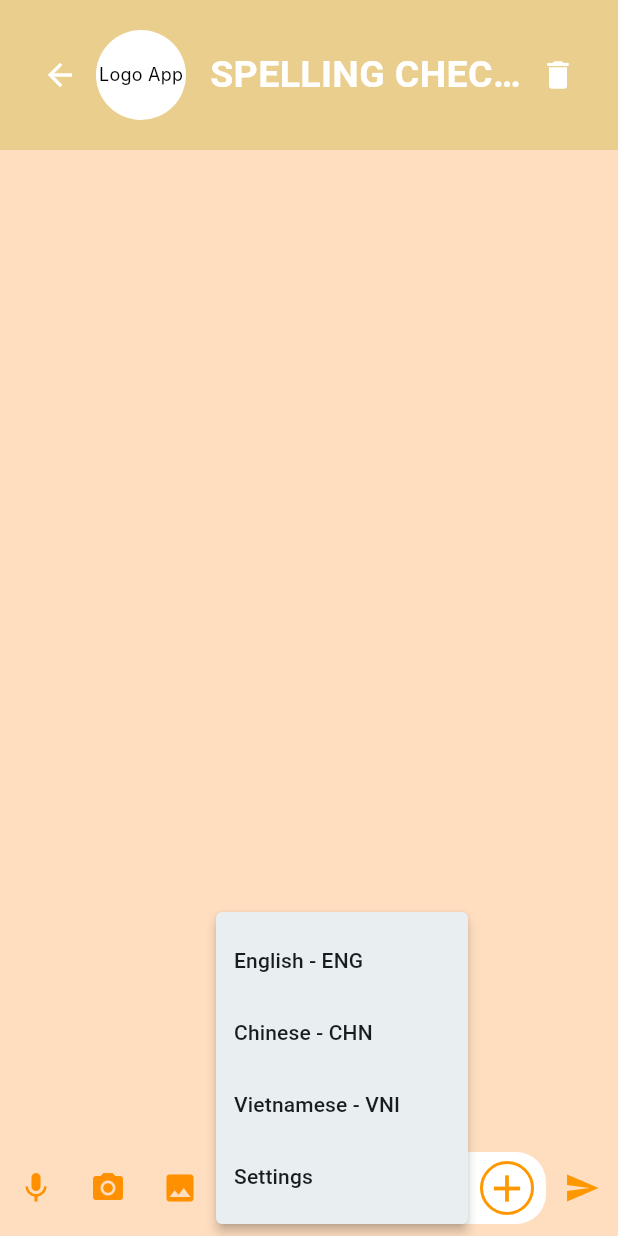
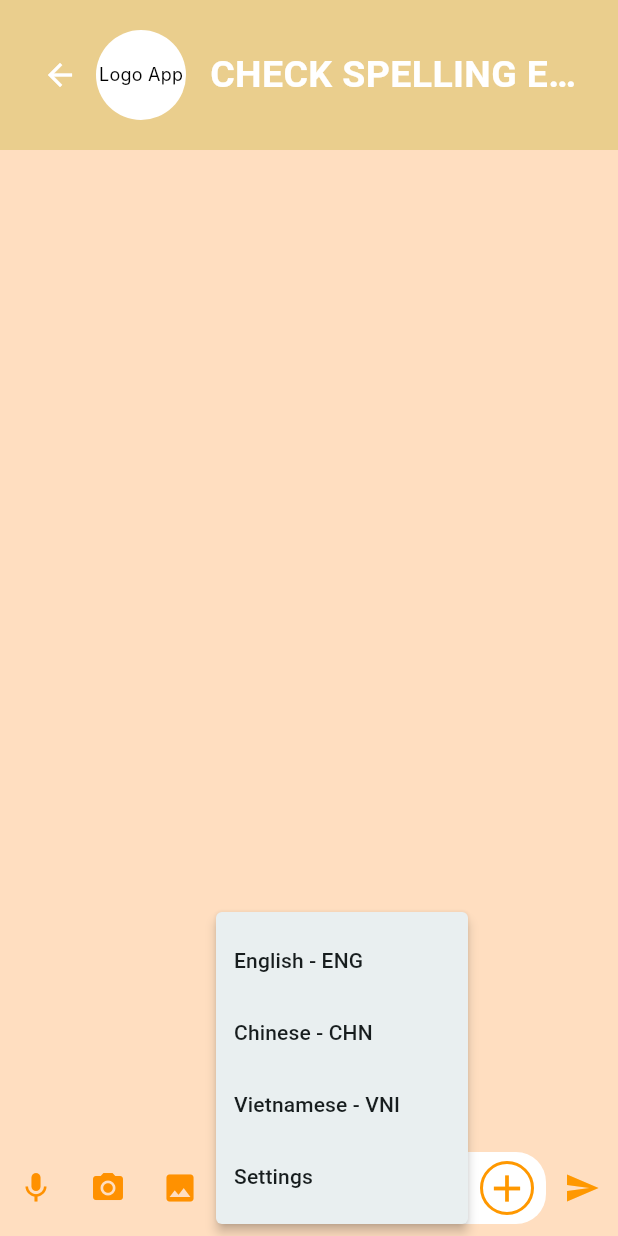
Before and after one commit to Nguyen-Van-Truong/EnglishApp, a Flutter app: the CheckSpellingErrorPage screen opened directly, item 4 of the bottom bar chosen, on a phone screen of 412 x 824 dp. Run offline on Flutter 3.47's test engine with Material 3 defaults, Android fonts, the phone set to English and light mode, and no system bars; our stand-ins replace hexcolor, image_cropper, image_picker, permission_handler, sqflite; missing offline and left inert: color_type_converter, flutter_client_sse, flutter_webrtc, google_mlkit_text_recognition; accounts and stored records are empty; Roboto replaces fonts that are missing (Inter, Poppins).

Commit message:
fix check_spelling_error_page.dart

```diff
--- a/lib/src/presentation/pages/chatbot_page.dart
+++ b/lib/src/presentation/pages/chatbot_page.dart
@@ -1,3 +1,4 @@
+// lib/src/presentation/pages/chatbot_page.dart
 import 'dart:io';
 import 'package:flutter/material.dart';
 import 'package:provider/provider.dart';
--- a/lib/src/presentation/pages/check_spelling_error_page.dart
+++ b/lib/src/presentation/pages/check_spelling_error_page.dart
@@ -7,8 +7,7 @@ import 'package:image_cropper/image_cropper.dart';
 import 'package:permission_handler/permission_handler.dart';
 import 'package:englishapp/src/theme/theme_provider.dart';
 import 'package:englishapp/src/theme/colors.dart';
-import 'package:englishapp/src/services/check_spelling_service.dart';
-import 'package:englishapp/src/database/database_helper.dart';
+import 'package:englishapp/src/services/typo_service.dart';
 
 class CheckSpellingErrorPage extends StatefulWidget {
   @override
@@ -17,82 +16,9 @@ class CheckSpellingErrorPage extends StatefulWidget {
 
 class _CheckSpellingErrorPageState extends State<CheckSpellingErrorPage> {
   final ImagePicker _picker = ImagePicker();
-  late CheckSpellingService checkSpellingService;
+  final TypoService typoService = TypoService(baseUrl: 'http://35.184.119.129:8550');
   final TextEditingController _textController = TextEditingController();
   List<Map<String, dynamic>> messages = [];
-  bool isResponding = false;
-  bool isStopping = false; // New flag to control stopping
-  late DatabaseHelper _dbHelper;
-
-  @override
-  void initState() {
-    super.initState();
-    _dbHelper = DatabaseHelper();
-    checkSpellingService = CheckSpellingService(baseUrl: 'http://35.184.119.129:8580');
-    _initializeCheckSpellingService();
-    _loadMessages(); // Tải lịch sử cuộc trò chuyện khi khởi động ứng dụng
-  }
-
-  void _initializeCheckSpellingService() {
-    checkSpellingService.listenToSSE(_handleSSEEvent);
-  }
-
-  @override
-  void dispose() {
-    checkSpellingService.dispose();
-    super.dispose();
-  }
-
-  Future<void> _loadMessages() async {
-    List<Map<String, dynamic>> loadedMessages = await _dbHelper.getMessages();
-    setState(() {
-      messages = List<Map<String, dynamic>>.from(loadedMessages);
-    });
-  }
-
-  Future<void> _saveMessage(Map<String, dynamic> message) async {
-    await _dbHelper.insertMessage(message);
-  }
-
-  Future<void> _clearMessages() async {
-    await _dbHelper.clearMessages();
-    setState(() {
-      messages.clear();
-    });
-  }
-
-  void _handleSSEEvent(String event) {
-    if (isStopping) {
-      return;
-    }
-    setState(() {
-      if (event == '[END_STREAM_SSE\n]' || event.trim() == '[END_STREAM_SSE]') {
-        print('Output:' + messages.last['message']);
-        _stopResponding();
-        _saveMessage(messages.last);
-        return;
-      }
-
-      if (messages.isEmpty || messages.last['isUser']) {
-        Map<String, dynamic> botMessage = {
-          'message': '',
-          'isUser': false,
-          'time': _getCurrentTime()
-        };
-        messages.add(botMessage);
-      }
-
-      String currentEvent = event;
-
-      if (currentEvent.startsWith('  ')) {
-        currentEvent = currentEvent.trim();
-        messages.last['message'] += ' ' + currentEvent;
-      } else {
-        messages.last['message'] += currentEvent.trim();
-      }
-
-    });
-  }
 
   Future<void> _pickImage(BuildContext context, ImageSource source) async {
     final XFile? pickedFile = await _picker.pickImage(source: source);
@@ -108,7 +34,6 @@ class _CheckSpellingErrorPageState extends State<CheckSpellingErrorPage> {
         setState(() {
           messages.add(imageMessage);
         });
-        _saveMessage(imageMessage);
       }
     }
   }
@@ -163,43 +88,22 @@ class _CheckSpellingErrorPageState extends State<CheckSpellingErrorPage> {
     }
   }
 
+  Future<void> _fixTypos(BuildContext context, String id, String submission) async {
+    try {
+      final result = await typoService.fixTypos(id, submission);
+      setState(() {
+        messages.add({'message': result, 'isUser': false, 'time': _getCurrentTime()});
+      });
+    } catch (e) {
+      ScaffoldMessenger.of(context).showSnackBar(
+        SnackBar(content: Text('Error: $e')),
+      );
+    }
+  }
+
   String _getCurrentTime() {
     final now = DateTime.now();
     return '${now.hour}:${now.minute.toString().padLeft(2, '0')}';
-  }
-
-  void _stopResponding() {
-    setState(() {
-      isResponding = false;
-      isStopping = false; // Reset stopping flag when stopped
-    });
-  }
-
-  void _sendMessage(String message) {
-    Map<String, dynamic> userMessage = {
-      'message': message,
-      'isUser': true,
-      'time': _getCurrentTime()
-    };
-    setState(() {
-      isResponding = true; // Set isResponding to true immediately when sending message
-      isStopping = false; // Ensure stopping is reset
-      messages.add(userMessage);
-      _textController.clear();
-    });
-    _saveMessage(userMessage);
-    checkSpellingService.sendMessage(message);
-    print('Input: $message');
-  }
-
-  void _stopMessage() {
-    setState(() {
-      isStopping = true; // Set isStopping to true to stop processing events
-      _stopResponding(); // Call stop responding to update UI
-    });
-    checkSpellingService.dispose(); // Dispose the current checkSpelling service to stop receiving events
-    checkSpellingService = CheckSpellingService(baseUrl: 'http://35.184.119.129:8580'); // Reinitialize checkSpelling service for future use
-    _initializeCheckSpellingService(); // Listen to new events
   }
 
   @override
@@ -208,12 +112,11 @@ class _CheckSpellingErrorPageState extends State<CheckSpellingErrorPage> {
     final themeIndex = themeProvider.themeIndex;
 
     return Scaffold(
-      backgroundColor: AppColors.getColor(themeIndex, 'pageAndFooterBackgroundCenterCheckSpelling'),
+      backgroundColor: AppColors.getColor(themeIndex, 'pageAndFooterBackgroundCenterChatbot'),
       body: Column(
         children: [
-          CheckSpellingHeader(
+          CheckSpellingErrorHeader(
             themeIndex: themeIndex,
-            onClearPressed: _clearMessages, // Add the clear button handler
           ),
           Expanded(
             child: ListView.builder(
@@ -225,13 +128,13 @@ class _CheckSpellingErrorPageState extends State<CheckSpellingErrorPage> {
                 return Column(
                   crossAxisAlignment: message['isUser'] ? CrossAxisAlignment.end : CrossAxisAlignment.start,
                   children: [
-                    if (showTime) _buildTimeText(message['time'] ?? '', themeIndex),
+                    if (showTime) _buildTimeText(message['time'], themeIndex),
                     if (message.containsKey('image') && message['image'] != null)
                       _buildImageBubble(message['image'], message['isUser'] ? Alignment.centerRight : Alignment.centerLeft),
                     if (!message.containsKey('image') || message['image'] == null)
                       _buildMessageBubble(
                         context,
-                        message['message'] ?? '',
+                        message['message'],
                         message['isUser']
                             ? AppColors.getColor(themeIndex, 'messageUserBackground')
                             : AppColors.getColor(themeIndex, 'messageBotBackground'),
@@ -244,7 +147,7 @@ class _CheckSpellingErrorPageState extends State<CheckSpellingErrorPage> {
               },
             ),
           ),
-          CheckSpellingFooter(
+          CheckSpellingErrorFooter(
             themeIndex: themeIndex,
             textController: _textController,
             onMicroPressed: () {
@@ -261,13 +164,16 @@ class _CheckSpellingErrorPageState extends State<CheckSpellingErrorPage> {
               await _pickImage(context, ImageSource.gallery);
             },
             onSendPressed: () async {
-              if (isResponding) {
-                _stopMessage(); // Stop message if currently responding
-              } else if (_textController.text.isNotEmpty) {
-                _sendMessage(_textController.text);
+              if (_textController.text.isNotEmpty) {
+                final userMessage = _textController.text;
+                final currentTime = _getCurrentTime();
+                setState(() {
+                  messages.add({'message': userMessage, 'isUser': true, 'time': currentTime});
+                  _textController.clear();
+                });
+                await _fixTypos(context, 'unique_id', userMessage);
               }
             },
-            isResponding: isResponding,
           ),
         ],
       ),
@@ -332,11 +238,10 @@ class _CheckSpellingErrorPageState extends State<CheckSpellingErrorPage> {
   }
 }
 
-class CheckSpellingHeader extends StatelessWidget {
+class CheckSpellingErrorHeader extends StatelessWidget {
   final int themeIndex;
-  final VoidCallback onClearPressed;
 
-  const CheckSpellingHeader({Key? key, required this.themeIndex, required this.onClearPressed}) : super(key: key);
+  const CheckSpellingErrorHeader({Key? key, required this.themeIndex}) : super(key: key);
 
   @override
   Widget build(BuildContext context) {
@@ -368,7 +273,7 @@ class CheckSpellingHeader extends StatelessWidget {
           SizedBox(width: 16),
           Expanded(
             child: Text(
-              'SPELLING CHECKER',
+              'CHECK SPELLING ERROR',
               style: TextStyle(
                 color: Colors.white,
                 fontSize: 25,
@@ -378,26 +283,21 @@ class CheckSpellingHeader extends StatelessWidget {
               overflow: TextOverflow.ellipsis,
             ),
           ),
-          IconButton(
-            icon: Icon(Icons.delete, color: Colors.white),
-            onPressed: onClearPressed,
-          ),
         ],
       ),
     );
   }
 }
 
-class CheckSpellingFooter extends StatefulWidget {
+class CheckSpellingErrorFooter extends StatelessWidget {
   final int themeIndex;
   final TextEditingController textController;
   final VoidCallback onMicroPressed;
   final VoidCallback onCameraPressed;
   final VoidCallback onGalleryPressed;
   final VoidCallback onSendPressed;
-  final bool isResponding;
 
-  const CheckSpellingFooter({
+  const CheckSpellingErrorFooter({
     Key? key,
     required this.themeIndex,
     required this.textController,
@@ -405,37 +305,29 @@ class CheckSpellingFooter extends StatefulWidget {
     required this.onCameraPressed,
     required this.onGalleryPressed,
     required this.onSendPressed,
-    required this.isResponding,
   }) : super(key: key);
-
-  @override
-  _CheckSpellingFooterState createState() => _CheckSpellingFooterState();
-}
-
-class _CheckSpellingFooterState extends State<CheckSpellingFooter> {
-  String languageIconText = 'VNI';
 
   @override
   Widget build(BuildContext context) {
     return Container(
-      color: AppColors.getColor(widget.themeIndex, 'pageAndFooterBackgroundCenterCheckSpelling'),
+      color: AppColors.getColor(themeIndex, 'pageAndFooterBackgroundCenterChatbot'),
       padding: EdgeInsets.symmetric(vertical: 8, horizontal: 0),
       child: Row(
         children: [
           IconButton(
             icon: Icon(Icons.mic),
-            color: AppColors.getColor(widget.themeIndex, 'iconCheckSpellingPrimary'),
-            onPressed: widget.onMicroPressed,
+            color: AppColors.getColor(themeIndex, 'iconChatbotPrimary'),
+            onPressed: onMicroPressed,
           ),
           IconButton(
             icon: Icon(Icons.camera_alt),
-            color: AppColors.getColor(widget.themeIndex, 'iconCheckSpellingPrimary'),
-            onPressed: widget.onCameraPressed,
+            color: AppColors.getColor(themeIndex, 'iconChatbotPrimary'),
+            onPressed: onCameraPressed,
           ),
           IconButton(
             icon: Icon(Icons.photo),
-            color: AppColors.getColor(widget.themeIndex, 'iconCheckSpellingPrimary'),
-            onPressed: widget.onGalleryPressed,
+            color: AppColors.getColor(themeIndex, 'iconChatbotPrimary'),
+            onPressed: onGalleryPressed,
           ),
           PopupMenuButton<String>(
             icon: Container(
@@ -446,14 +338,14 @@ class _CheckSpellingFooterState extends State<CheckSpellingFooter> {
                 borderRadius: BorderRadius.circular(5),
                 border: Border.all(
                   width: 1.5,
-                  color: AppColors.getColor(widget.themeIndex, 'iconCheckSpellingPrimary'),
+                  color: AppColors.getColor(themeIndex, 'iconChatbotPrimary'),
                 ),
               ),
               child: Center(
                 child: Text(
-                  languageIconText,
+                  'VNI',
                   style: TextStyle(
-                    color: AppColors.getColor(widget.themeIndex, 'iconCheckSpellingPrimary'),
+                    color: AppColors.getColor(themeIndex, 'iconChatbotPrimary'),
                     fontSize: 15,
                     fontFamily: 'Poppins',
                     fontWeight: FontWeight.w500,
@@ -462,9 +354,6 @@ class _CheckSpellingFooterState extends State<CheckSpellingFooter> {
               ),
             ),
             onSelected: (String result) {
-              setState(() {
-                languageIconText = result;
-              });
               ScaffoldMessenger.of(context).showSnackBar(
                 SnackBar(content: Text('Selected: $result')),
               );
@@ -499,7 +388,7 @@ class _CheckSpellingFooterState extends State<CheckSpellingFooter> {
                 children: [
                   Expanded(
                     child: TextField(
-                      controller: widget.textController,
+                      controller: textController,
                       decoration: InputDecoration(
                         hintText: 'Type a message',
                         hintStyle: TextStyle(color: Colors.black.withOpacity(0.5)),
@@ -510,7 +399,7 @@ class _CheckSpellingFooterState extends State<CheckSpellingFooter> {
                     ),
                   ),
                   Container(
-                    margin: EdgeInsets.only(right: 8), // Move the circle to the right
+                    margin: EdgeInsets.only(right: 8),
                     width: 36,
                     height: 36,
                     decoration: BoxDecoration(
@@ -519,7 +408,7 @@ class _CheckSpellingFooterState extends State<CheckSpellingFooter> {
                     ),
                     child: Center(
                       child: IconButton(
-                        padding: EdgeInsets.only(left: 0, bottom: 0), // Adjust the position
+                        padding: EdgeInsets.only(left: 0, bottom: 0),
                         icon: Icon(Icons.add, color: Colors.orange, size: 30),
                         onPressed: () {
                           // Add your desired functionality here
@@ -532,18 +421,8 @@ class _CheckSpellingFooterState extends State<CheckSpellingFooter> {
             ),
           ),
           IconButton(
-            icon: widget.isResponding
-                ? Container(
-              width: 24,
-              height: 24,
-              decoration: BoxDecoration(
-                color: Colors.red,
-                shape: BoxShape.rectangle,
-                borderRadius: BorderRadius.circular(4),
-              ),
-            )
-                : Icon(Icons.send, color: Colors.orange),
-            onPressed: widget.onSendPressed,
+            icon: Icon(Icons.send, color: Colors.orange),
+            onPressed: onSendPressed,
           ),
         ],
       ),
```
